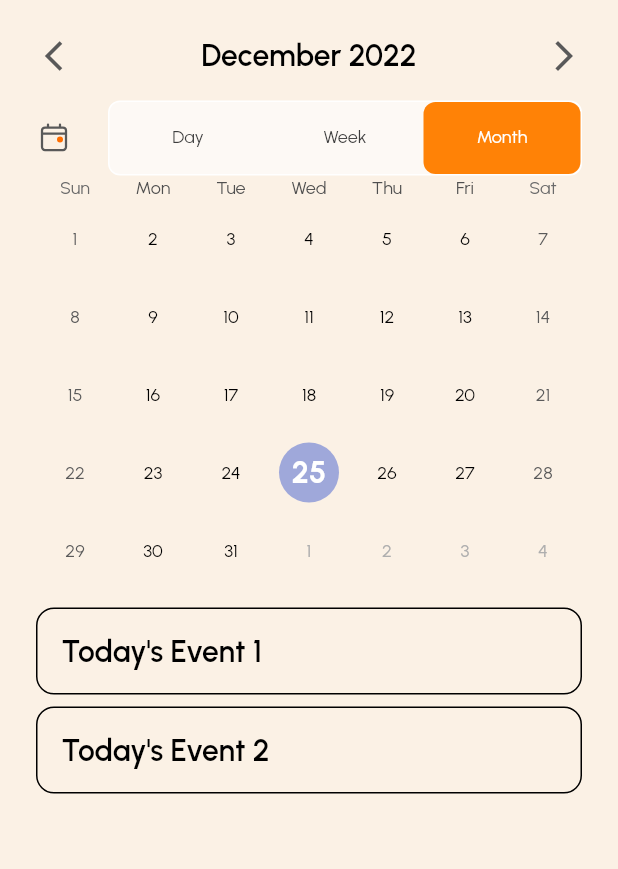
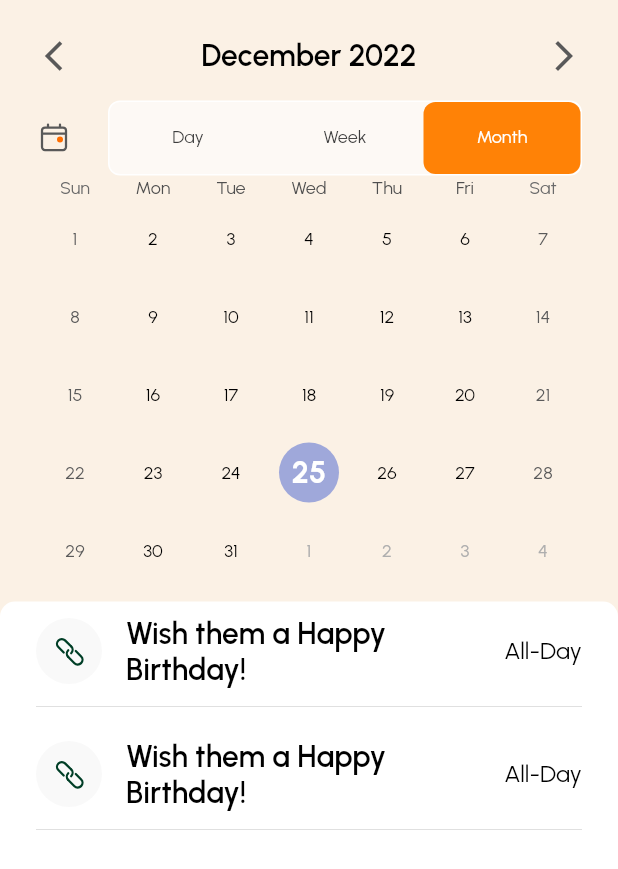
Before and after one commit to shbadon/pumpkin_mobile_app, a Flutter app: the CalendarScreen screen opened directly, on a phone screen of 412 x 824 dp. Shown: the top 869 px of the screen. Run offline on Flutter 3.47's test engine with Material 2 defaults, Android fonts, the phone set to English and light mode, and no system bars; drawn by our look-alikes of table_calendar; our stand-ins replace animated_text_kit, device_info_plus, file_picker, firebase_auth, firebase_core, flutter_dotenv and 13 more; missing offline and left inert: clipboard, country_pickers, floating_action_bubble, flutter_facebook_auth, pattern_formatter; accounts and stored records are empty.

Commit message:
event ExpansionTile

```diff
--- a/lib/screens/calendar/calendar_screen.dart
+++ b/lib/screens/calendar/calendar_screen.dart
@@ -110,7 +110,9 @@ class _CalendarScreenState extends State<CalendarScreen>
     return Scaffold(
         backgroundColor: AppColors.setupProfileBG,
         body: SafeArea(
-          child: Padding(
+          child: Column(
+            children: [
+              Padding(
                 padding: const EdgeInsets.symmetric(horizontal: 24),
                 child: Column(
                   children: [
@@ -141,7 +143,8 @@ class _CalendarScreenState extends State<CalendarScreen>
                               duration: const Duration(milliseconds: 300),
                               curve: Curves.easeOut,
                             );
-                        focusedDay = focusedDay.add(const Duration(days: 30));
+                            focusedDay =
+                                focusedDay.add(const Duration(days: 30));
                           },
                           child: const Icon(
                             Icons.arrow_forward_ios_sharp,
@@ -154,11 +157,12 @@ class _CalendarScreenState extends State<CalendarScreen>
                     const SizedBox(height: 18),
                     tabWidget(),
                     calenderWidget(),
+                  ],
+                ),
+              ),
               const SizedBox(height: 8.0),
               eventWidget(),
-                const SizedBox(height: 8.0),
             ],
-            ),
           ),
         ));
   }
@@ -185,14 +189,11 @@ class _CalendarScreenState extends State<CalendarScreen>
                 indicatorColor: AppColors.white,
                 controller: tabController,
                 indicatorSize: TabBarIndicatorSize.tab,
-
                 indicator: BoxDecoration(
                   color: AppColors.primaryColor,
                   borderRadius: BorderRadius.circular(8),
                 ),
                 labelPadding: EdgeInsets.zero,
-
-
                 tabs: [
                   Tab(
                     iconMargin: EdgeInsets.zero,
@@ -245,8 +246,6 @@ class _CalendarScreenState extends State<CalendarScreen>
       shouldFillViewport: false,
       onCalendarCreated: (controller) => pageController = controller,
       headerVisible: false,
-
-
       calendarStyle: CalendarStyle(
           todayTextStyle: TextStyle(
               fontSize: 20, color: Colors.white, fontWeight: FontWeight.bold)),
@@ -254,7 +253,14 @@ class _CalendarScreenState extends State<CalendarScreen>
   }
 
   Widget eventWidget() {
-    return  Expanded(
+    return Expanded(
+      child: Container(
+        padding: const EdgeInsets.symmetric(horizontal: 24),
+        decoration: const BoxDecoration(
+            color: AppColors.fillColor,
+            shape: BoxShape.rectangle,
+            borderRadius: BorderRadius.only(
+                topLeft: Radius.circular(10), topRight: Radius.circular(10))),
         child: ValueListenableBuilder<List<Event>>(
           valueListenable: _selectedEvents,
           builder: (context, value, _) {
@@ -266,20 +272,53 @@ class _CalendarScreenState extends State<CalendarScreen>
                     horizontal: 0.0,
                     vertical: 4.0,
                   ),
-                decoration: BoxDecoration(
-                  border: Border.all(),
-                  borderRadius: BorderRadius.circular(12.0),
+                  // child: ListTile(
+                  //   onTap: () => print('${value[index]}'),
+                  //   title: Text('${value[index]}'),
+                  // ),
+                  child: Column(
+                    children: [
+                      ExpansionTile(
+                        leading: CircleAvatar(
+                            radius: 22,
+                            backgroundColor: AppColors.profileIconBG,
+                            //backgroundImage: const AssetImage("assets/images/avater.jpeg"),
+                            child: SvgPicture.asset(
+                              'assets/icons/accounts.svg',
+                            )),
+                        trailing: Text('All-Day',
+                            style: defaultTheme.textTheme.titleSmall),
+                        title: Text(
+                          'Wish them a Happy Birthday!',
+                          style: defaultTheme.textTheme.titleMedium,
+                          maxLines: 3,
                         ),
-                child: ListTile(
-                  onTap: () => print('${value[index]}'),
-                  title: Text('${value[index]}'),
+                        backgroundColor: Colors.transparent,
+                        collapsedIconColor: Colors.transparent,
+                        collapsedBackgroundColor: Colors.transparent,
+                        iconColor: Colors.transparent,
+                        tilePadding: EdgeInsets.all(0),
+                        children: <Widget>[
+                          Container(
+                            padding: EdgeInsets.symmetric(
+                                horizontal: 16, vertical: 16),
+                            child: Column(
+                              children: [
+                                Text('Hello'),
+                              ],
+                            ),
+                          ),
+                        ],
+                      ),
+                      Divider(),
+                    ],
                   ),
                 );
               },
             );
           },
         ),
+      ),
     );
   }
-
 }
```
Lines whose indentation alone changed are shown as unchanged.
